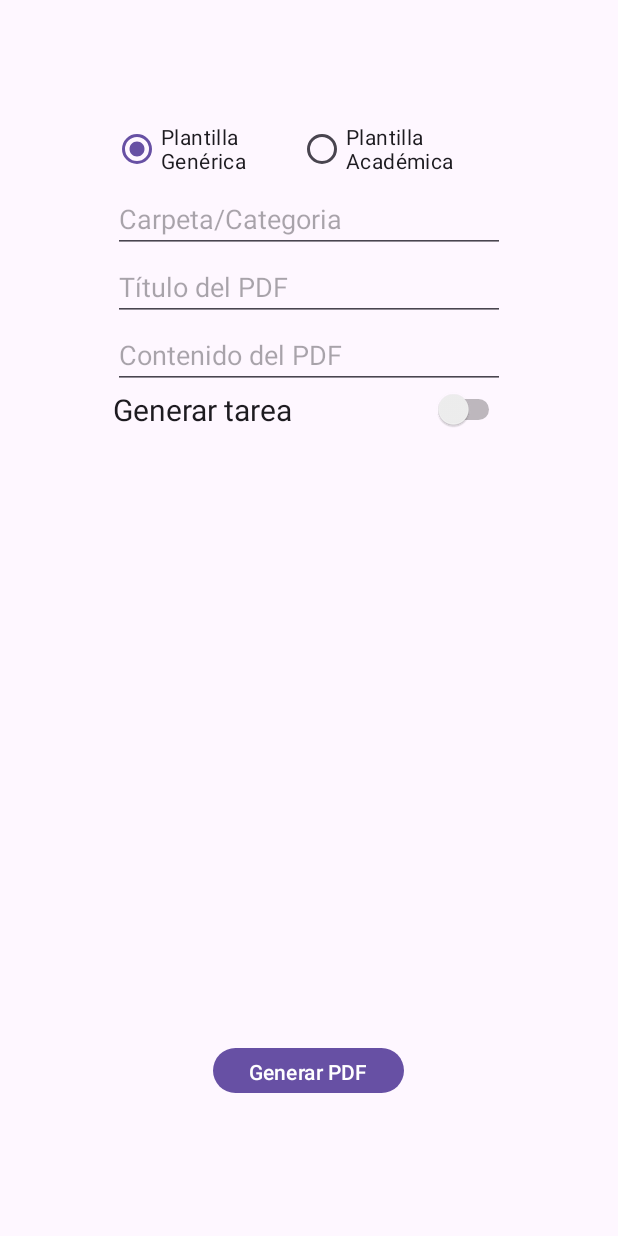
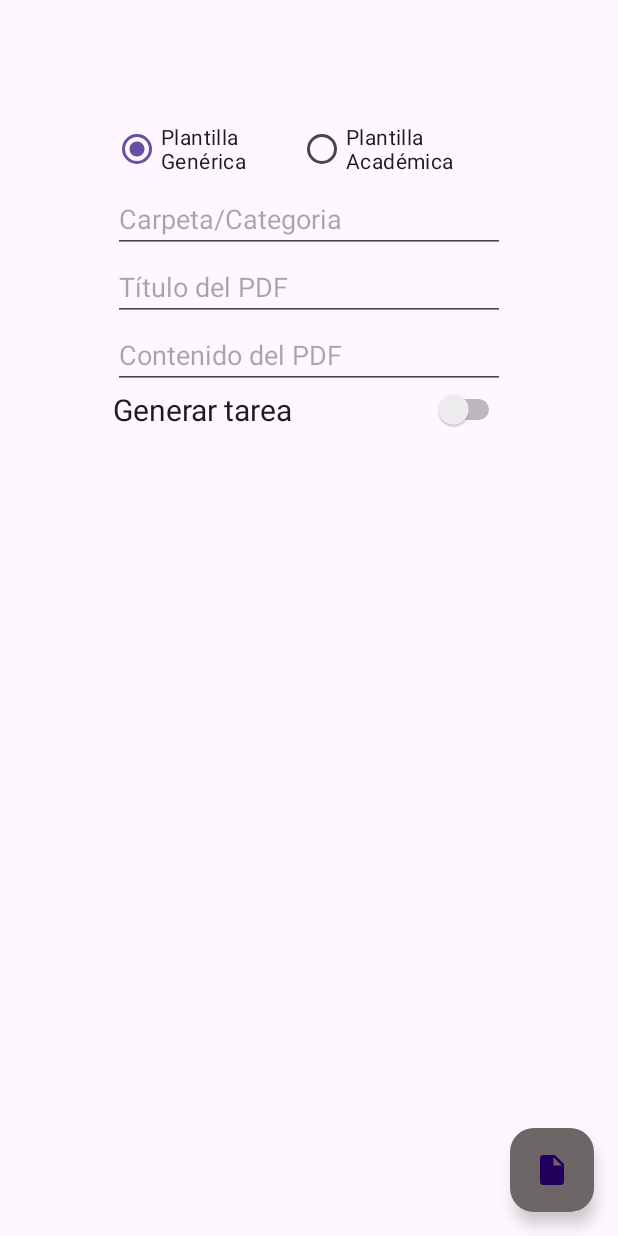
Before and after one commit to JonathanAriass/Gestor-Academico, an Android app: the fragment SlideshowFragment shown on its own in the app's theme, on a phone screen of 412 x 824 dp. Run offline under Robolectric (Android 15) with nearby library versions, the phone set to English and light mode, and no system bars; libraries missing offline, so code that uses them is left out: com.itextpdf.text.

Commit message:
Logica de los botones de generar tarea unificada a un floating button

```diff
--- a/app/src/main/java/com/example/gestoracademico/ui/ui/slideshow/SlideshowFragment.java
+++ b/app/src/main/java/com/example/gestoracademico/ui/ui/slideshow/SlideshowFragment.java
@@ -2,6 +2,7 @@ package com.example.gestoracademico.ui.ui.slideshow;
 
 import android.os.Bundle;
 import android.os.Environment;
+import android.util.Log;
 import android.view.LayoutInflater;
 import android.view.View;
 import android.view.ViewGroup;
@@ -9,8 +10,10 @@ import android.widget.*;
 
 import androidx.fragment.app.FragmentManager;
 import androidx.fragment.app.FragmentTransaction;
+import androidx.navigation.Navigation;
 import com.example.gestoracademico.ui.ui.slideshow.templates.AcademicTemplateFragment;
 import com.example.gestoracademico.ui.ui.slideshow.templates.GenericTemplateFragment;
+import com.google.android.material.floatingactionbutton.FloatingActionButton;
 import com.itextpdf.text.Document;
 import androidx.annotation.NonNull;
 import androidx.fragment.app.Fragment;
@@ -18,6 +21,7 @@ import androidx.lifecycle.ViewModelProvider;
 import com.example.gestoracademico.R;
 import com.example.gestoracademico.databinding.FragmentSlideshowBinding;
 import com.itextpdf.text.DocumentException;
+import com.itextpdf.text.Font;
 import com.itextpdf.text.Paragraph;
 import com.itextpdf.text.pdf.PdfWriter;
 
@@ -36,6 +40,12 @@ public class SlideshowFragment extends Fragment {
 
     private FrameLayout fragmentContainer;
 
+    private FloatingActionButton fab;
+
+    private int templateChecked;
+
+    private  Fragment fragment = null;
+
 
     public View onCreateView(@NonNull LayoutInflater inflater,
                              ViewGroup container, Bundle savedInstanceState) {
@@ -51,11 +61,13 @@ public class SlideshowFragment extends Fragment {
         templateSelection.setOnCheckedChangeListener(new RadioGroup.OnCheckedChangeListener() {
             @Override
             public void onCheckedChanged(RadioGroup group, int checkedId) {
-                Fragment fragment = null;
+
                 if (R.id.radioGenericTemplate == checkedId) {
                     fragment = new GenericTemplateFragment();
+                    templateChecked = checkedId;
                 } else if (R.id.radioAcademicTemplate == checkedId) {
                     fragment = new AcademicTemplateFragment();
+                    templateChecked = checkedId;
                 }
 
                 if (fragment != null) {
@@ -72,7 +84,23 @@ public class SlideshowFragment extends Fragment {
 
         templateSelection.check(R.id.radioGenericTemplate);
 
+        fab = root.findViewById(R.id.fab);
+        fab.setOnClickListener(new View.OnClickListener() {
+            @Override
+            public void onClick(View v) {
 
+                if(templateChecked == R.id.radioGenericTemplate){
+                        Log.i("prueba","GENERICA");
+                    ((GenericTemplateFragment) fragment).generatePDF(v);
+
+                }else if(templateChecked == R.id.radioAcademicTemplate){
+                    Log.i("prueba","ACADEMICA");
+                    ((AcademicTemplateFragment) fragment).generatePDF(v);
+                }
+
+
+            }
+        });
 
         return root;
     }
--- a/app/src/main/java/com/example/gestoracademico/ui/ui/slideshow/templates/GenericTemplateFragment.java
+++ b/app/src/main/java/com/example/gestoracademico/ui/ui/slideshow/templates/GenericTemplateFragment.java
@@ -1,13 +1,11 @@
 package com.example.gestoracademico.ui.ui.slideshow.templates;
 
+import android.app.DatePickerDialog;
 import android.content.pm.PackageManager;
 import android.os.Bundle;
 import android.os.Environment;
-import android.widget.Button;
-import android.widget.CompoundButton;
-import android.widget.EditText;
-import android.widget.Switch;
-import android.widget.Toast;
+import android.util.Log;
+import android.widget.*;
 import androidx.fragment.app.Fragment;
 import androidx.navigation.Navigation;
 
@@ -17,6 +15,7 @@ import android.view.ViewGroup;
 import com.example.gestoracademico.R;
 import com.example.gestoracademico.datos.AppDatabase;
 import com.example.gestoracademico.modelo.Task;
+import com.example.gestoracademico.ui.ui.home.newtask.dialog.DatePickerFragment;
 import com.itextpdf.text.Document;
 import com.itextpdf.text.DocumentException;
 import com.itextpdf.text.Font;
@@ -29,8 +28,6 @@ import java.io.FileOutputStream;
 
 
 public class GenericTemplateFragment extends Fragment {
-
-    private Button generateButton;
 
     private EditText title;
 
@@ -52,7 +49,6 @@ public class GenericTemplateFragment extends Fragment {
 
         View view = inflater.inflate(R.layout.fragment_generic, container, false);
 
-        generateButton = view.findViewById(R.id.buttonGeneratePDF);
 
         title = view.findViewById(R.id.editTextTitle);
 
@@ -65,14 +61,30 @@ public class GenericTemplateFragment extends Fragment {
         dateTask = view.findViewById(R.id.dateTaskfromDocumentGeneric);
         titleTask = view.findViewById(R.id.titleTaskfromDocumentGeneric);
 
+        dateTask.setOnClickListener(new View.OnClickListener() {
+            @Override
+            public void onClick(View v) {
+
+                DatePickerFragment newFragment = DatePickerFragment.newInstance(new DatePickerDialog.OnDateSetListener() {
+                    @Override
+                    public void onDateSet(DatePicker datePicker, int year, int month, int day) {
+                        final String selectedDate = day + "/" + (month + 1) + "/" + year;
+                        dateTask.setText(selectedDate);
+                    }
+                });
+                newFragment.show(getActivity().getSupportFragmentManager(), "datePicker");
+
+            }
+        });
+
 
         createTaskSwitch.setOnCheckedChangeListener(new CompoundButton.OnCheckedChangeListener() {
             @Override
             public void onCheckedChanged(CompoundButton buttonView, boolean isChecked) {
-                if(isChecked){
+                if (isChecked) {
                     dateTask.setVisibility(View.VISIBLE);
                     titleTask.setVisibility(View.VISIBLE);
-                }else{
+                } else {
                     dateTask.setVisibility(View.INVISIBLE);
                     dateTask.setText("");
                     titleTask.setVisibility(View.INVISIBLE);
@@ -82,33 +94,25 @@ public class GenericTemplateFragment extends Fragment {
         });
 
 
-        generateButton.setOnClickListener(new View.OnClickListener() {
-            @Override
-            public void onClick(View v) {
-                //Validaciones inputs
-                if(title.getText().toString().isEmpty()){
-                    showToast("El campo del titulo no puede ser vacio");
-                    return;
-                }
-                if(content.getText().toString().isEmpty()){
-                    showToast("El campo del contenido no puede ser vacio");
-                    return;
+
+        return view;
     }
 
+    public void generatePDF(View v){
+        if (checkInputs()) {
+            try {
                 String fileName = title.getText().toString() + ".pdf";
                 Document document = new Document();
 
-                String userFolder = category.getText().toString().toUpperCase();;
+                String userFolder = category.getText().toString().toUpperCase();
+                ;
 
-
-                if(checkInputs()){
-                    try {
                 String carpeta = "/pdf";
-                        String path = getContext().getExternalFilesDir("") + carpeta +"/"+ userFolder;
+                String path = getContext().getExternalFilesDir("") + carpeta + "/" + userFolder;
 
                 // Directorio interno donde se guardará el archivo
                 File dir = new File(path);
-                        if(!dir.exists()){
+                if (!dir.exists()) {
                     dir.mkdirs();
                 }
 
@@ -144,20 +148,16 @@ public class GenericTemplateFragment extends Fragment {
                 showToast("Error al crear el archivo PDF");
             }
         }
-
-            }
-        });
-        return view;
     }
 
     /**
      * Creará una tarea si la opción del switch está activada
      */
     private void checkCreationTask(String absolutePath) {
-        if(createTaskSwitch.isChecked()){
+        if (createTaskSwitch.isChecked()) {
             AppDatabase db = AppDatabase.getDatabase(getContext());
 
-            int fileID = db.getFileDAO().getLastId()+1;
+            int fileID = db.getFileDAO().getLastId() + 1;
 
             //Añadir documento a base de datos
             com.example.gestoracademico.modelo.File file = new com.example.gestoracademico.modelo.File(fileID, title.getText().toString(), absolutePath);
@@ -173,19 +173,17 @@ public class GenericTemplateFragment extends Fragment {
     /**
      * Comprobará que los campos no estén vacíos y que las
      * fechas sean correctas
+     *
      * @return
      */
     private boolean checkInputs() {
-        if(title.getText().toString().trim().isEmpty()){
+        if (title.getText().toString().trim().isEmpty()) {
             showToast("Añada un título para el documento");
             return false;
 
-        }else if(createTaskSwitch.isChecked()){
-            if(titleTask.getText().toString().trim().isEmpty() ||
-                    dateTask.getText().toString().trim().isEmpty()){
-                /**
-                 * TODO: Añadir validación de fecha de tarea válida
-                 */
+        } else if (createTaskSwitch.isChecked()) {
+            if (titleTask.getText().toString().trim().isEmpty() ||
+                    dateTask.getText().toString().trim().isEmpty()) {
                 showToast("Añada un título y fecha para la creación de la tarea");
                 return false;
             }
--- a/app/src/main/res/layout/fragment_generic.xml
+++ b/app/src/main/res/layout/fragment_generic.xml
@@ -58,6 +58,9 @@
                 android:layout_width="match_parent"
                 android:layout_height="wrap_content"
                 android:hint="Fecha de la tarea"
+                android:clickable="true"
+                android:maxLines="1"
+                android:focusable="false"
                 android:inputType="date"
                 android:visibility="invisible"
                 android:autoSizeTextType="uniform"/>
@@ -67,12 +70,5 @@
     </ScrollView>
 
     <!-- Botón para generar el PDF -->
-    <Button
-            android:id="@+id/buttonGeneratePDF"
-            android:layout_width="wrap_content"
-            android:layout_height="38dp"
-            android:layout_centerHorizontal="true"
-            android:layout_alignParentBottom="true"
-            android:layout_marginBottom="16dp"
-            android:text="Generar PDF"/>
+
 </RelativeLayout>
--- a/app/src/main/res/layout/fragment_slideshow.xml
+++ b/app/src/main/res/layout/fragment_slideshow.xml
@@ -7,11 +7,11 @@
     tools:context=".ui.ui.slideshow.SlideshowFragment">
 
     <LinearLayout
-        android:layout_width="match_parent"
-        android:layout_height="match_parent"
-        android:orientation="vertical"
-        android:padding="75dp"
-        tools:context=".MainActivity">
+            android:layout_width="match_parent"
+            android:layout_height="match_parent"
+            android:orientation="vertical"
+            android:padding="75dp"
+            tools:context=".MainActivity" android:id="@+id/linearLayout2">
 
         <RadioGroup
                 android:id="@+id/templateSelection"
@@ -26,7 +26,7 @@
                     android:layout_height="wrap_content"
                     android:layout_weight="1"
                     android:text="Plantilla Genérica"
-                    app:layout_constraintEnd_toEndOf="parent" />
+                    app:layout_constraintEnd_toEndOf="parent"/>
 
             <RadioButton
                     android:id="@+id/radioAcademicTemplate"
@@ -34,15 +34,30 @@
                     android:layout_height="wrap_content"
                     android:layout_weight="1"
                     android:text="Plantilla Académica"
-                    app:layout_constraintEnd_toEndOf="parent" />
+                    app:layout_constraintEnd_toEndOf="parent"/>
         </RadioGroup>
 
         <FrameLayout
                 android:id="@+id/templateContainer"
                 android:layout_width="match_parent"
-                android:layout_height="match_parent" />
-
+                android:layout_height="525dp"/>
 
 
     </LinearLayout>
+
+    <com.google.android.material.floatingactionbutton.FloatingActionButton
+            android:id="@+id/fab"
+            android:layout_width="wrap_content"
+            android:layout_height="wrap_content"
+            app:layout_constraintBottom_toBottomOf="parent"
+            app:layout_constraintEnd_toEndOf="parent"
+            android:layout_margin="16dp"
+            android:clickable="true"
+            android:focusable="true"
+            android:onClick="crearNuevaTarea"
+            app:backgroundTint="#6c6766"
+            app:srcCompat="@drawable/ic_baseline_insert_drive_file_24" android:minWidth="5dp" android:minHeight="5dp"
+
+    />
+
 </androidx.constraintlayout.widget.ConstraintLayout>
--- a/build.gradle
+++ b/build.gradle
@@ -1,6 +1,6 @@
 // Top-level build file where you can add configuration options common to all sub-projects/modules.
 plugins {
 
-//id 'com.android.application' version '7.4.0-beta02' apply false
-  id 'com.android.application' version '8.1.1' apply false
+id 'com.android.application' version '7.4.0-beta02' apply false
+//  id 'com.android.application' version '8.1.1' apply false
 }
```
Also changed, not shown: app/src/main/java/com/example/gestoracademico/ui/ui/slideshow/templates/AcademicTemplateFragment.java (+40 -34 lines), app/src/main/res/layout/fragment_academic_template.xml (+7 -8 lines). Lines whose indentation alone changed are shown as unchanged.
